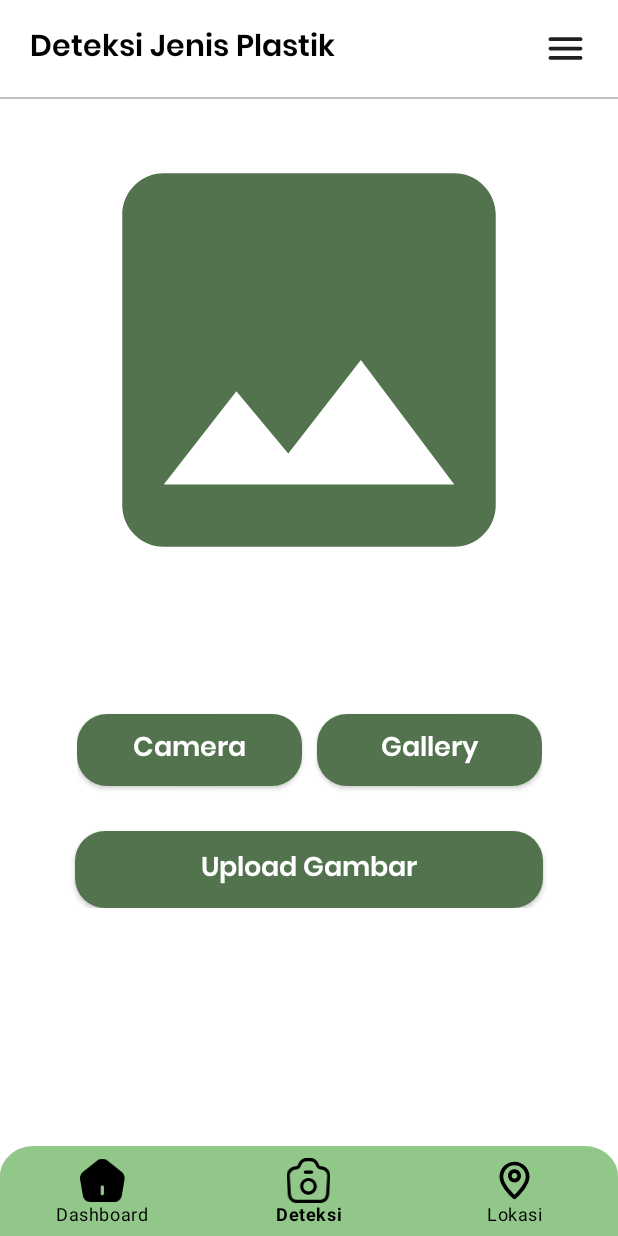
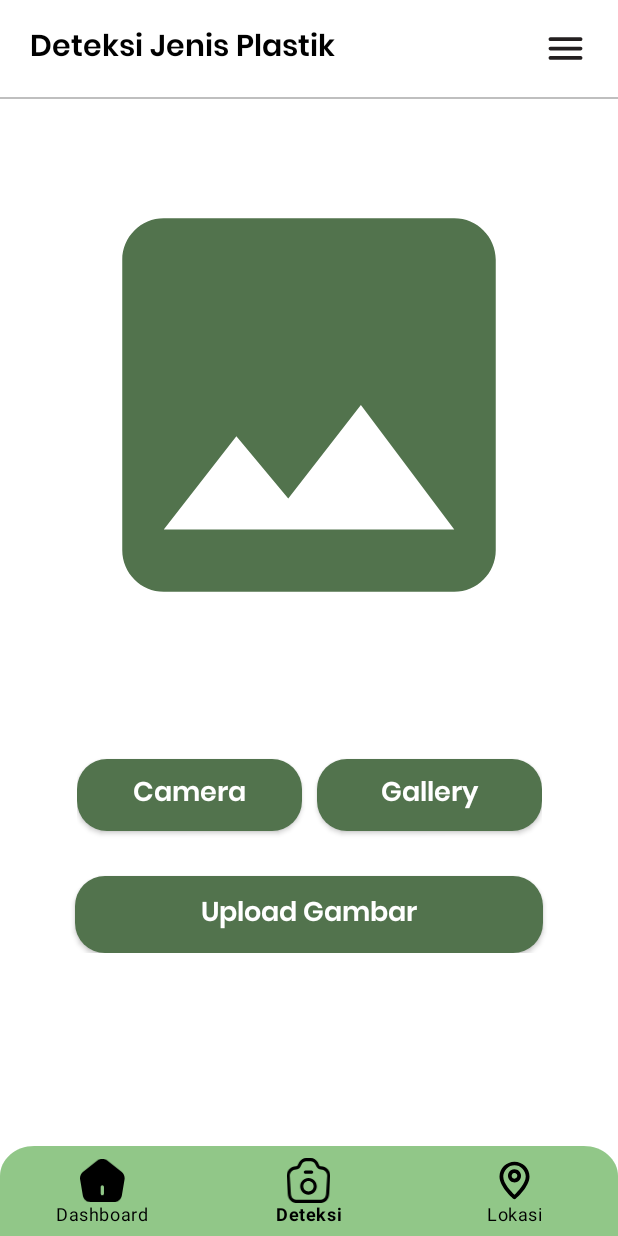
Before and after one commit to acalapatih/PlastiCode_mobileApp, an Android app: the DetectionFragment screen opened through its navigation route, on a phone screen of 412 x 824 dp. Run offline under Robolectric (Android 15) with nearby library versions, the phone set to English and light mode, and no system bars; our stand-ins replace navigation-ui.

Commit message:
image box detection menu turunin dikit :)

```diff
--- a/app/src/main/res/layout/fragment_detection.xml
+++ b/app/src/main/res/layout/fragment_detection.xml
@@ -46,7 +46,7 @@
             android:layout_width="0dp"
             android:layout_height="400dp"
             android:layout_marginStart="40dp"
-            android:layout_marginTop="40dp"
+            android:layout_marginTop="70dp"
             android:layout_marginEnd="40dp"
             android:layout_marginBottom="40dp"
             android:contentDescription="@string/detection_image_box"
```
